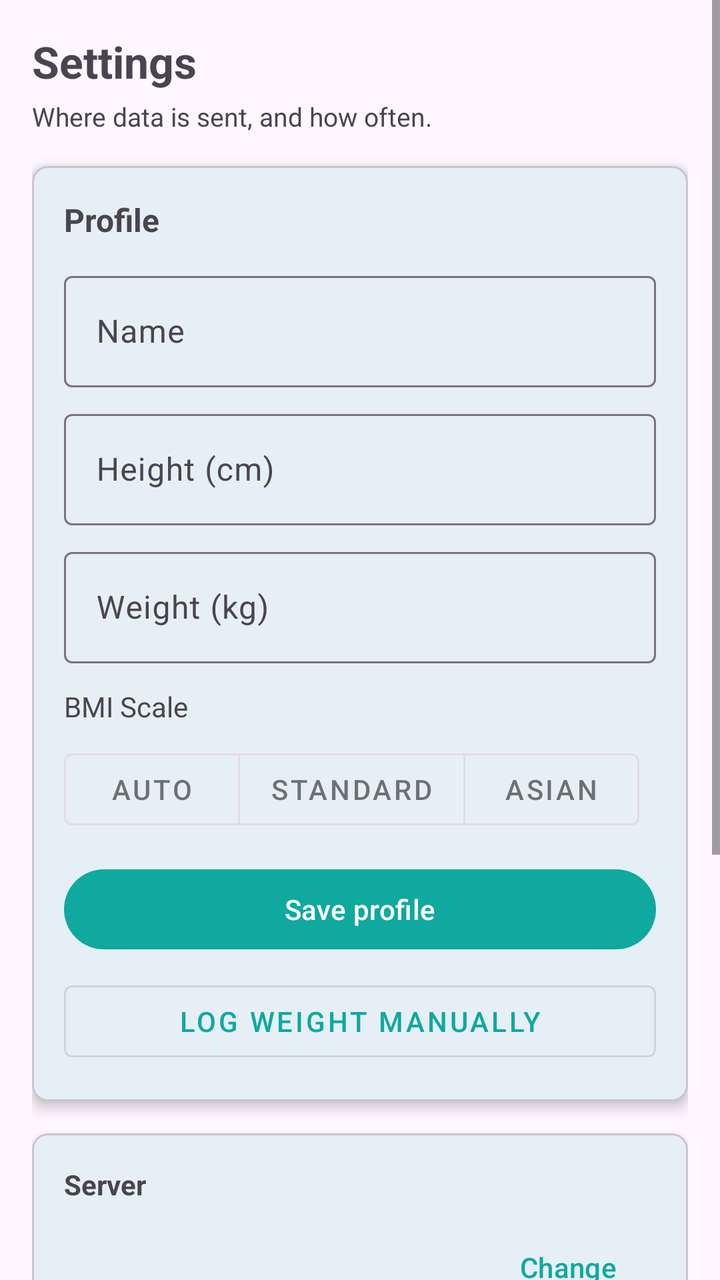
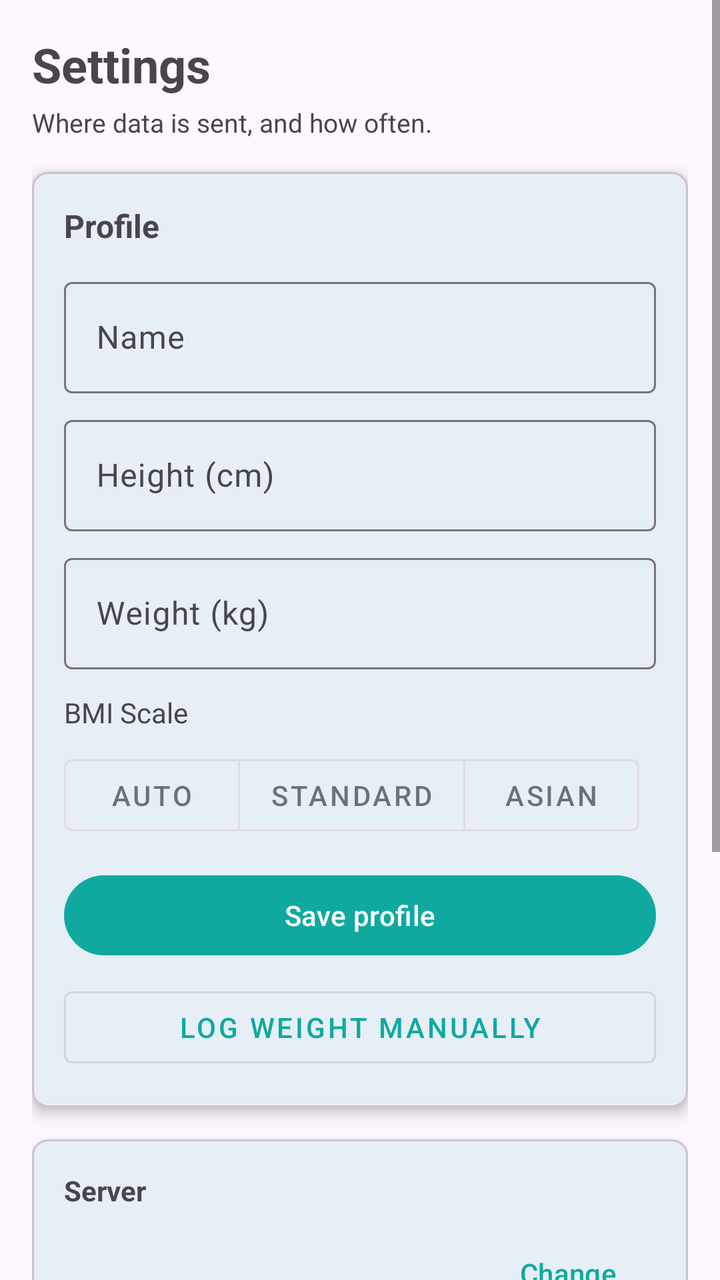

Before-and-after screenshots of an Android layout around one commit, followed by the original layout XML and the change that was made.
<!-- AndroidManifest.xml: activity theme Theme.Vitalix -->
<!-- res/layout/activity_settings.xml -->
<?xml version="1.0" encoding="utf-8"?>
<ScrollView xmlns:android="http://schemas.android.com/apk/res/android"
    xmlns:app="http://schemas.android.com/apk/res-auto"
    android:layout_width="match_parent"
    android:layout_height="match_parent"
    android:fillViewport="true">

    <LinearLayout
        android:layout_width="match_parent"
        android:layout_height="wrap_content"
        android:orientation="vertical"
        android:padding="16dp">

        <TextView
            android:layout_width="wrap_content"
            android:layout_height="wrap_content"
            android:layout_marginBottom="4dp"
            android:text="Settings"
            android:textSize="22sp"
            android:textStyle="bold" />

        <TextView
            android:layout_width="match_parent"
            android:layout_height="wrap_content"
            android:layout_marginBottom="16dp"
            android:text="Where data is sent, and how often."
            android:textSize="13sp" />

        
        <com.google.android.material.card.MaterialCardView
            android:layout_width="match_parent"
            android:layout_height="wrap_content"
            android:layout_marginBottom="16dp"
            app:cardCornerRadius="8dp"
            app:cardElevation="4dp">

            <LinearLayout
                android:layout_width="match_parent"
                android:layout_height="wrap_content"
                android:orientation="vertical"
                android:padding="16dp">

                <TextView
                    android:layout_width="wrap_content"
                    android:layout_height="wrap_content"
                    android:layout_marginBottom="12dp"
                    android:text="Profile"
                    android:textSize="16sp"
                    android:textStyle="bold" />

                <com.google.android.material.textfield.TextInputLayout
                    android:layout_width="match_parent"
                    android:layout_height="wrap_content"
                    android:layout_marginBottom="8dp"
                    android:hint="Name"
                    app:boxBackgroundMode="outline">
                    <com.google.android.material.textfield.TextInputEditText
                        android:id="@+id/editProfileName"
                        android:layout_width="match_parent"
                        android:layout_height="wrap_content"
                        android:inputType="textPersonName" />
                </com.google.android.material.textfield.TextInputLayout>

                <com.google.android.material.textfield.TextInputLayout
                    android:layout_width="match_parent"
                    android:layout_height="wrap_content"
                    android:layout_marginBottom="8dp"
                    android:hint="Height (cm)"
                    app:boxBackgroundMode="outline"
                    app:suffixText="cm">
                    <com.google.android.material.textfield.TextInputEditText
                        android:id="@+id/editProfileHeight"
                        android:layout_width="match_parent"
                        android:layout_height="wrap_content"
                        android:inputType="numberDecimal" />
                </com.google.android.material.textfield.TextInputLayout>

                <com.google.android.material.textfield.TextInputLayout
                    android:layout_width="match_parent"
                    android:layout_height="wrap_content"
                    android:layout_marginBottom="12dp"
                    android:hint="Weight (kg)"
                    app:boxBackgroundMode="outline"
                    app:suffixText="kg">
                    <com.google.android.material.textfield.TextInputEditText
                        android:id="@+id/editProfileWeight"
                        android:layout_width="match_parent"
                        android:layout_height="wrap_content"
                        android:inputType="numberDecimal" />
                </com.google.android.material.textfield.TextInputLayout>

                <TextView
                    android:layout_width="wrap_content"
                    android:layout_height="wrap_content"
                    android:layout_marginBottom="8dp"
                    android:text="BMI Scale"
                    android:textSize="14sp" />

                <com.google.android.material.button.MaterialButtonToggleGroup
                    android:id="@+id/toggleBmiScale"
                    android:layout_width="wrap_content"
                    android:layout_height="wrap_content"
                    android:layout_marginBottom="12dp"
                    app:singleSelection="true"
                    app:selectionRequired="true">

                    <com.google.android.material.button.MaterialButton
                        android:id="@+id/btnScaleAuto"
                        style="@style/Widget.MaterialComponents.Button.OutlinedButton"
                        android:layout_width="wrap_content"
                        android:layout_height="wrap_content"
                        android:text="Auto" />

                    <com.google.android.material.button.MaterialButton
                        android:id="@+id/btnScaleStandard"
                        style="@style/Widget.MaterialComponents.Button.OutlinedButton"
                        android:layout_width="wrap_content"
                        android:layout_height="wrap_content"
                        android:text="Standard" />

                    <com.google.android.material.button.MaterialButton
                        android:id="@+id/btnScaleAsian"
                        style="@style/Widget.MaterialComponents.Button.OutlinedButton"
                        android:layout_width="wrap_content"
                        android:layout_height="wrap_content"
                        android:text="Asian" />

                </com.google.android.material.button.MaterialButtonToggleGroup>

                <Button
                    android:id="@+id/btnSaveProfile"
                    android:layout_width="match_parent"
                    android:layout_height="wrap_content"
                    android:text="Save profile" />

                <Button
                    android:id="@+id/btnManualWeight"
                    android:layout_width="match_parent"
                    android:layout_height="wrap_content"
                    android:layout_marginTop="8dp"
                    android:text="Log weight manually"
                    style="@style/Widget.MaterialComponents.Button.OutlinedButton" />

            </LinearLayout>
        </com.google.android.material.card.MaterialCardView>

        
        <com.google.android.material.card.MaterialCardView
            android:layout_width="match_parent"
            android:layout_height="wrap_content"
            android:layout_marginBottom="16dp"
            app:cardCornerRadius="8dp"
            app:cardElevation="4dp">

            <LinearLayout
                android:layout_width="match_parent"
                android:layout_height="wrap_content"
                android:orientation="vertical"
                android:padding="16dp">

                <TextView
                    android:layout_width="wrap_content"
                    android:layout_height="wrap_content"
                    android:layout_marginBottom="8dp"
                    android:text="Server"
                    android:textStyle="bold" />

                <LinearLayout
                    android:layout_width="match_parent"
                    android:layout_height="wrap_content"
                    android:gravity="center_vertical"
                    android:orientation="horizontal">

                    <TextView
                        android:id="@+id/txtServerUrl"
                        android:layout_width="0dp"
                        android:layout_height="wrap_content"
                        android:layout_weight="1"
                        android:ellipsize="middle"
                        android:singleLine="true"
                        android:textSize="14sp" />

                    <Button
                        android:id="@+id/btnChangeServerUrl"
                        style="?attr/borderlessButtonStyle"
                        android:layout_width="wrap_content"
                        android:layout_height="wrap_content"
                        android:text="Change" />
                </LinearLayout>

            </LinearLayout>
        </com.google.android.material.card.MaterialCardView>

        
        <com.google.android.material.card.MaterialCardView
            android:layout_width="match_parent"
            android:layout_height="wrap_content"
            android:layout_marginBottom="16dp"
            app:cardCornerRadius="8dp"
            app:cardElevation="4dp">

            <LinearLayout
                android:layout_width="match_parent"
                android:layout_height="wrap_content"
                android:orientation="vertical"
                android:padding="16dp">

                <TextView
                    android:layout_width="wrap_content"
                    android:layout_height="wrap_content"
                    android:layout_marginBottom="8dp"
                    android:text="Auto-sync"
                    android:textStyle="bold" />

                <com.google.android.material.switchmaterial.SwitchMaterial
                    android:id="@+id/switchAutoSync"
                    android:layout_width="match_parent"
                    android:layout_height="wrap_content"
                    android:layout_marginBottom="8dp"
                    android:text="Enable auto-sync" />

                <com.google.android.material.textfield.TextInputLayout
                    style="@style/Widget.Material3.TextInputLayout.OutlinedBox"
                    android:layout_width="match_parent"
                    android:layout_height="wrap_content"
                    android:hint="Sync interval (hours)">

                    <com.google.android.material.textfield.TextInputEditText
                        android:id="@+id/editSyncInterval"
                        android:layout_width="match_parent"
                        android:layout_height="wrap_content"
                        android:inputType="number" />
                </com.google.android.material.textfield.TextInputLayout>

            </LinearLayout>
        </com.google.android.material.card.MaterialCardView>
        <TextView
            android:id="@+id/txtAutoSyncState"
            android:layout_width="match_parent"
            android:layout_height="wrap_content"
            android:layout_marginTop="4dp"
            android:textSize="12sp" />

        <com.google.android.material.card.MaterialCardView
            android:id="@+id/cardBattery"
            android:layout_width="match_parent"
            android:layout_height="wrap_content"
            android:layout_marginTop="12dp"
            android:visibility="gone"
            app:cardBackgroundColor="?attr/colorErrorContainer">

            <LinearLayout
                android:layout_width="match_parent"
                android:layout_height="wrap_content"
                android:orientation="vertical"
                android:padding="16dp">

                <TextView
                    android:layout_width="wrap_content"
                    android:layout_height="wrap_content"
                    android:layout_marginBottom="8dp"
                    android:text="Background sync at risk"
                    android:textColor="?attr/colorOnErrorContainer"
                    android:textStyle="bold" />

                <TextView
                    android:id="@+id/txtBatteryHint"
                    android:layout_width="match_parent"
                    android:layout_height="wrap_content"
                    android:layout_marginBottom="8dp"
                    android:textColor="?attr/colorOnErrorContainer"
                    android:textSize="13sp" />

                <Button
                    android:id="@+id/btnAllowBackground"
                    android:layout_width="match_parent"
                    android:layout_height="wrap_content"
                    android:text="Allow background activity" />

                <Button
                    android:id="@+id/btnOpenDeviceSettings"
                    style="?attr/borderlessButtonStyle"
                    android:layout_width="match_parent"
                    android:layout_height="wrap_content"
                    android:text="Open device settings" />

            </LinearLayout>
        </com.google.android.material.card.MaterialCardView>

        <TextView
            android:id="@+id/txtVersion"
            android:layout_width="match_parent"
            android:layout_height="wrap_content"
            android:layout_marginTop="24dp"
            android:gravity="center"
            android:textColor="?android:attr/textColorSecondary"
            android:textSize="12sp" />

    </LinearLayout>
</ScrollView>
<!-- resources referenced by this layout -->
<resources>
  <style name="Theme.Vitalix" parent="Base.Theme.Vitalix" />
  <style name="Base.Theme.Vitalix" parent="Theme.Material3.DayNight.NoActionBar">
          <item name="colorPrimary">@color/vital_teal</item>
          <item name="colorOnPrimary">@color/white</item>
          <item name="colorSecondary">@color/pulse_green</item>
          <item name="colorOnSecondary">@color/black</item>
      </style>
  <color name="vital_teal">#0FA9A0</color>
  <color name="white">#FFFFFFFF</color>
  <color name="pulse_green">#34D399</color>
  <color name="black">#FF000000</color>
</resources>

<!-- the commit's change to res/layout/activity_settings.xml (unified diff, before → after) -->
@@ -16,7 +16,7 @@
             android:layout_height="wrap_content"
             android:layout_marginBottom="4dp"
             android:text="Settings"
-            android:textSize="22sp"
+            android:textSize="24sp"
             android:textStyle="bold" />
 
         <TextView
